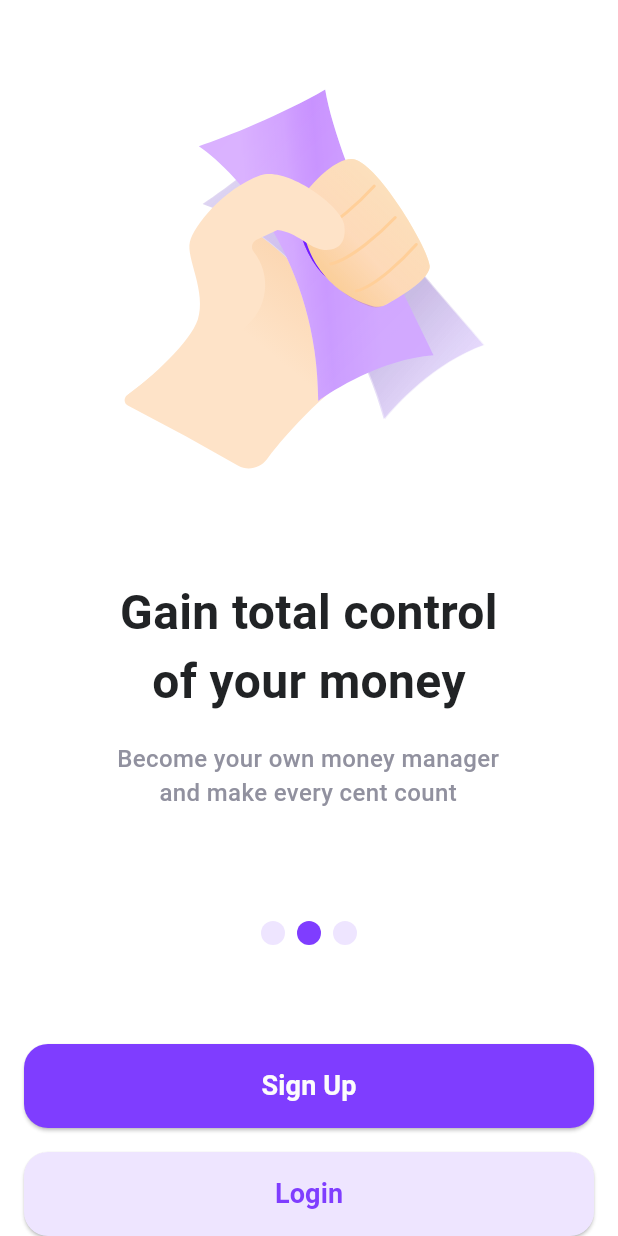
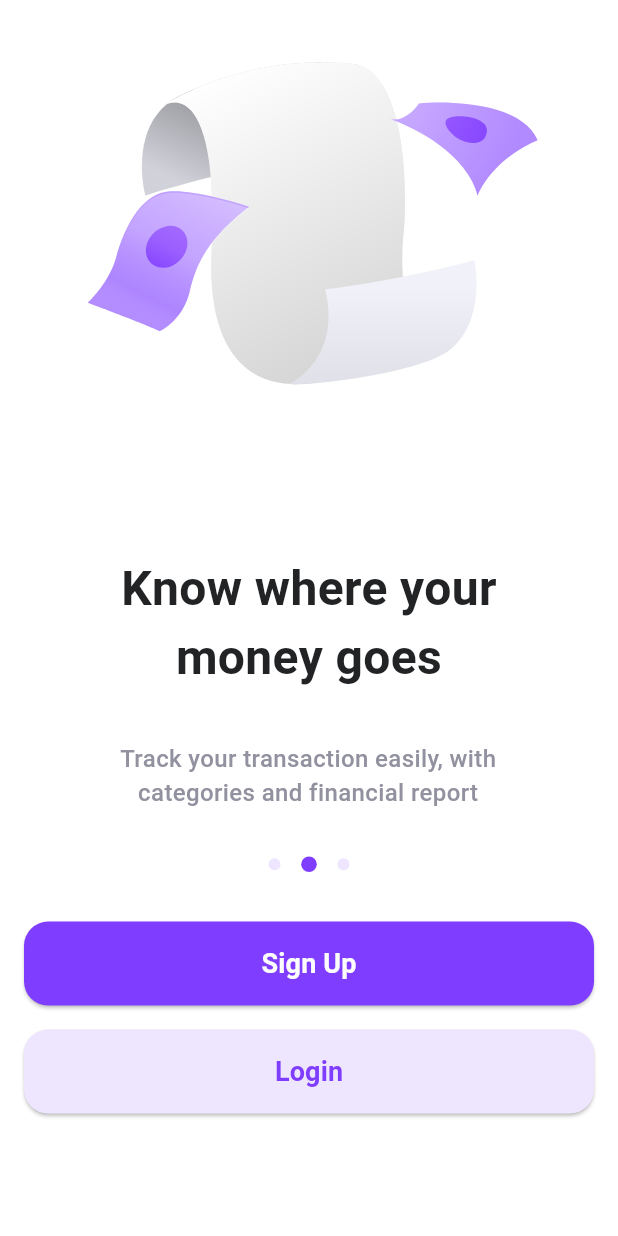
Before and after one commit to onaya7/Montra, a Flutter app: the screen it shows after launch, swiped to page 2, on a phone screen of 412 x 824 dp. Run offline on Flutter 3.47's test engine with Material 3 defaults, Android fonts, the phone set to English and light mode, and no system bars; drawn by our look-alikes of smooth_page_indicator; our stand-ins replace flutter_svg.

Commit message:
Update text and styling in onboarding screens

```diff
--- a/lib/components/custom_button.dart
+++ b/lib/components/custom_button.dart
@@ -1,4 +1,3 @@
-
 import 'package:flutter/material.dart';
 import 'package:montra/app/screen_size.dart';
 
@@ -17,14 +16,17 @@ class CustomButton extends StatelessWidget {
 
   @override
   Widget build(BuildContext context) {
-    return SizedBox(
+    return Padding(
+      padding: const EdgeInsets.only(left: 16, right: 16),
+      child: SizedBox(
         height: 56,
         width: ScreenSize.maxWidth(context),
         child: ElevatedButton(
           style: ButtonStyle(
             backgroundColor: MaterialStateProperty.all<Color>(backgroundColor),
             shape: MaterialStateProperty.all<RoundedRectangleBorder>(
-              RoundedRectangleBorder(borderRadius: BorderRadius.circular(16))),
+                RoundedRectangleBorder(
+                    borderRadius: BorderRadius.circular(16))),
           ),
           onPressed: onPressed,
           child: Text(
@@ -33,6 +35,7 @@ class CustomButton extends StatelessWidget {
                 color: textColor, fontSize: 18, fontWeight: FontWeight.w600),
           ),
         ),
+      ),
     );
   }
 }
--- a/lib/core/constants/text_constants.dart
+++ b/lib/core/constants/text_constants.dart
@@ -4,9 +4,15 @@ class TextConstants {
   static const String splashTitle = 'montra';
 
   // Onboarding Constants
-  static const String onboardingTitle = 'Gain total control of your money';
-  static const String onboardingSubtitle =
+  static const String onboardingTitle1 = 'Gain total control of your money';
+  static const String onboardingSubtitle1 =
       'Become your own money manager and make every cent count';
+  static const String onboardingTitle2 = 'Know where your money goes';
+  static const String onboardingSubtitle2 =
+      'Track your transaction easily, with categories and financial report';
+  static const String onboardingTitle3 = 'Planning ahead';
+  static const String onboardingSubtitle3 =
+      'Setup your budget for each category so you in control';
 
   // Auth Constants
   static const String authTitle = 'Montra Login';
--- a/lib/features/onboarding/presentation/pages/onbording_page.dart
+++ b/lib/features/onboarding/presentation/pages/onbording_page.dart
@@ -1,10 +1,10 @@
 import 'package:flutter/material.dart';
-import 'package:flutter_svg/flutter_svg.dart';
 import 'package:montra/app/screen_size.dart';
 import 'package:montra/components/custom_button.dart';
 import 'package:montra/core/constants/color_constants.dart';
 import 'package:montra/core/constants/image_path_constants.dart';
 import 'package:montra/core/constants/text_constants.dart';
+import 'package:montra/features/onboarding/presentation/widgets/custom_widget.dart';
 import 'package:smooth_page_indicator/smooth_page_indicator.dart';
 
 class OnboardingPage extends StatefulWidget {
@@ -20,42 +20,59 @@ class _OnboardingPageState extends State<OnboardingPage> {
   Widget build(BuildContext context) {
     return Scaffold(
       body: Container(
-        padding: const EdgeInsets.only(left: 16, right: 16),
         color: ColorConstants.lightColor100,
         width: ScreenSize.maxWidth(context),
         height: ScreenSize.maxHeight(context),
         child: SafeArea(
-          child: Column(
-              mainAxisAlignment: MainAxisAlignment.center,
-              children: <Widget>[
-                Expanded(
+          child: SingleChildScrollView(
+            child: Column(children: <Widget>[
+              // pageview
+              SizedBox(
+                width: ScreenSize.maxWidth(context),
+                height: 540,
                 child: PageView(
                   controller: controller,
                   children: const <Widget>[
-                      OnboardingScreen1(),
-                      OnboardingScreen1(),
-                      OnboardingScreen1(),
+                    OnboardingPageView(
+                        imagePath: ImagePathConstants.onboarding1,
+                        title: TextConstants.onboardingTitle1,
+                        subtitle: TextConstants.onboardingSubtitle1),
+                    OnboardingPageView(
+                        imagePath: ImagePathConstants.onboarding2,
+                        title: TextConstants.onboardingTitle2,
+                        subtitle: TextConstants.onboardingSubtitle2),
+                    OnboardingPageView(
+                        imagePath: ImagePathConstants.onboarding3,
+                        title: TextConstants.onboardingTitle3,
+                        subtitle: TextConstants.onboardingSubtitle3)
                   ],
                 ),
               ),
 
+              const SizedBox(
+                height: 31,
+              ),
+
               // indicator
-                Padding(
-                  padding: const EdgeInsets.only(top: 31, bottom: 33),
-                  child: SmoothPageIndicator(
+              SmoothPageIndicator(
                   controller: controller,
+                  onDotClicked: (index) => controller.animateToPage(index,
+                      duration: const Duration(milliseconds: 500),
+                      curve: Curves.ease),
                   count: 3,
-                      effect: const WormEffect(
-                          radius: 16,
+                  effect: const ScrollingDotsEffect(
+                      spacing: 15,
+                      activeDotScale: 2,
+                      dotHeight: 8,
+                      dotWidth: 8,
                       activeDotColor: ColorConstants.violetColor100,
                       dotColor: ColorConstants.violetColor50)),
-                ),
 
               const SizedBox(
                 height: 33,
               ),
 
-                // signup button
+              //signup button
               CustomButton(
                   text: TextConstants.authSignUpButton,
                   textColor: ColorConstants.lightColor80,
@@ -70,8 +87,13 @@ class _OnboardingPageState extends State<OnboardingPage> {
                   text: TextConstants.authLoginButton,
                   textColor: ColorConstants.violetColor100,
                   backgroundColor: ColorConstants.violetColor50,
-                    onPressed: onPressed)
+                  onPressed: onPressed),
+
+              const SizedBox(
+                height: 16,
+              ),
             ]),
+          ),
         ),
       ),
     );
@@ -79,68 +101,3 @@ class _OnboardingPageState extends State<OnboardingPage> {
 
   void onPressed() {}
 }
-
-class OnboardingScreen1 extends StatelessWidget {
-  const OnboardingScreen1({
-    super.key,
-  });
-
-  @override
-  Widget build(BuildContext context) {
-    return SizedBox(
-      child: Column(
-        children: <Widget>[
-          // image
-          Padding(
-            padding:
-                const EdgeInsets.only(left: 31, top: 32, right: 32, bottom: 41),
-            child: Container(
-              alignment: Alignment.center,
-              height: 312,
-              width: ScreenSize.maxWidth(context),
-              child: SvgPicture.asset(ImagePathConstants.onboarding1),
-            ),
-          ),
-
-          // onboardingtitle
-          const Padding(
-            padding: EdgeInsets.only(left: 49, right: 49),
-            child: SizedBox(
-              width: 277,
-              child: Text(
-                TextConstants.onboardingTitle,
-                textAlign: TextAlign.center,
-                style: TextStyle(
-                  color: ColorConstants.darkColor50,
-                  fontSize: 32,
-                  fontWeight: FontWeight.w700,
-                ),
-              ),
-            ),
-          ),
-
-          const SizedBox(
-            height: 17,
-          ),
-
-          // onboardingsubtitle
-          const Padding(
-            padding: EdgeInsets.only(left: 51, right: 52),
-            child: SizedBox(
-              width: 272,
-              child: Text(
-                TextConstants.onboardingSubtitle,
-                textAlign: TextAlign.center,
-                style: TextStyle(
-                  color: ColorConstants.lightColor20,
-                  fontSize: 16,
-                  fontWeight: FontWeight.w500,
-                ),
-              ),
-            ),
-          ),
-        ],
-      ),
-    );
-  }
-}
--- a/lib/features/onboarding/presentation/widgets/custom_widget.dart
+++ b/lib/features/onboarding/presentation/widgets/custom_widget.dart
@@ -0,0 +1,81 @@
+import 'package:flutter/material.dart';
+import 'package:flutter_svg/svg.dart';
+import 'package:montra/app/screen_size.dart';
+import 'package:montra/core/constants/color_constants.dart';
+
+class OnboardingPageView extends StatelessWidget {
+  final String imagePath;
+  final String title;
+  final String subtitle;
+  const OnboardingPageView({
+    required this.imagePath,
+    required this.title,
+    required this.subtitle,
+    super.key,
+  });
+
+  @override
+  Widget build(BuildContext context) {
+    return Column(
+      mainAxisAlignment: MainAxisAlignment.spaceBetween,
+      children: <Widget>[
+        // image
+        Padding(
+          padding: const EdgeInsets.only(left: 31, right: 32),
+          child: Container(
+            alignment: Alignment.center,
+            height: 312,
+            width: ScreenSize.maxWidth(context),
+            child: SvgPicture.asset(
+              imagePath,
+              fit: BoxFit.contain,
+            ),
+          ),
+        ),
+        const SizedBox(
+          height: 41,
+        ),
+        // onboardingtitle
+        Padding(
+          padding: const EdgeInsets.only(
+            left: 49,
+            right: 49,
+          ),
+          child: SizedBox(
+            width: 277,
+            child: Text(
+              title,
+              textAlign: TextAlign.center,
+              style: const TextStyle(
+                color: ColorConstants.darkColor50,
+                fontSize: 32,
+                fontWeight: FontWeight.w700,
+              ),
+            ),
+          ),
+        ),
+
+        const SizedBox(
+          height: 17,
+        ),
+
+        // onboardingsubtitle
+        Padding(
+          padding: const EdgeInsets.only(left: 51, right: 52),
+          child: SizedBox(
+            width: 272,
+            child: Text(
+              subtitle,
+              textAlign: TextAlign.center,
+              style: const TextStyle(
+                color: ColorConstants.lightColor20,
+                fontSize: 16,
+                fontWeight: FontWeight.w500,
+              ),
+            ),
+          ),
+        ),
+      ],
+    );
+  }
+}
```
Lines whose indentation alone changed are shown as unchanged.
